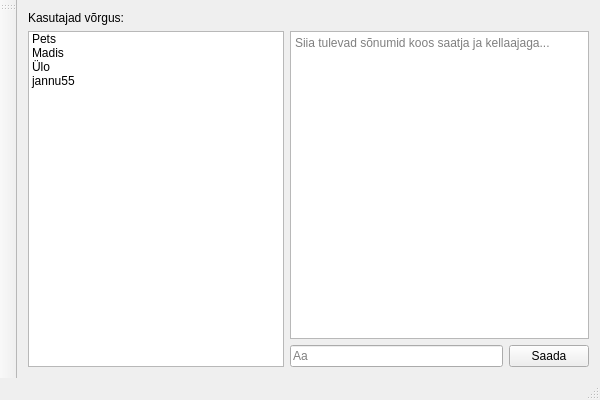
The window that FormLogin/FormMessenger.ui (sitisl/Mola_rakendus) describes before a commit, drawn with Qt 5.
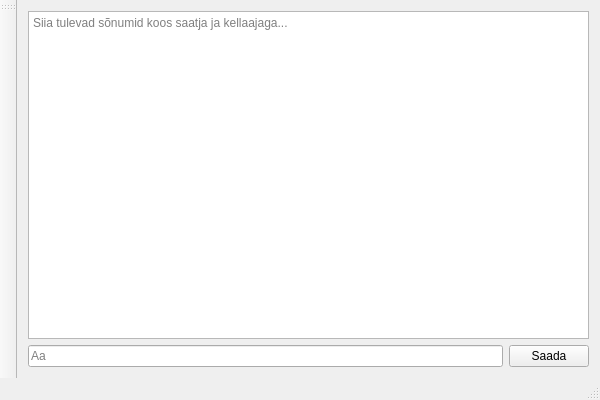
The same window after the commit.

The edit to the form file:
```diff
--- a/FormLogin/FormMessenger.ui
+++ b/FormLogin/FormMessenger.ui
@@ -15,38 +15,14 @@
   </property>
   <widget class="QWidget" name="centralWidget">
    <layout class="QGridLayout" name="gridLayout">
-    <item row="2" column="0" rowspan="2">
-     <widget class="QListWidget" name="listWidget">
-      <item>
-       <property name="text">
-        <string>Pets</string>
-       </property>
-      </item>
-      <item>
-       <property name="text">
-        <string>Madis</string>
-       </property>
-      </item>
-      <item>
-       <property name="text">
-        <string>Ülo</string>
-       </property>
-      </item>
-      <item>
-       <property name="text">
-        <string>jannu55</string>
-       </property>
-      </item>
-     </widget>
-    </item>
-    <item row="3" column="2">
-     <widget class="QPushButton" name="btnSend">
-      <property name="text">
-       <string>Saada</string>
+    <item row="2" column="0">
+     <widget class="QLineEdit" name="lineEditMessage">
+      <property name="placeholderText">
+       <string>Aa</string>
       </property>
      </widget>
     </item>
-    <item row="2" column="1" colspan="2">
+    <item row="1" column="0" colspan="2">
      <widget class="QTextEdit" name="textEdit">
       <property name="readOnly">
        <bool>true</bool>
@@ -56,17 +32,10 @@
       </property>
      </widget>
     </item>
-    <item row="3" column="1">
-     <widget class="QLineEdit" name="lineEditMessage">
-      <property name="placeholderText">
-       <string>Aa</string>
-      </property>
-     </widget>
-    </item>
-    <item row="1" column="0">
-     <widget class="QLabel" name="label">
+    <item row="2" column="1">
+     <widget class="QPushButton" name="btnSend">
       <property name="text">
-       <string>Kasutajad võrgus:</string>
+       <string>Saada</string>
       </property>
      </widget>
     </item>
```
Left out of the diff: 4 changed lines with no effect on the pictures.
